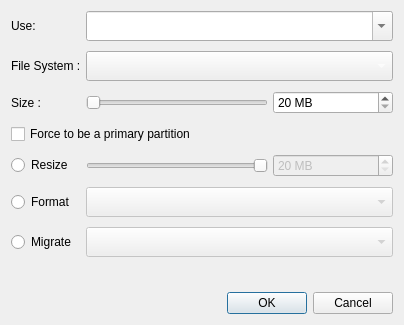
This is yali/gui/Ui/partition.ui in dadas45li/yali as Qt 5 draws it before an edit. The edited form follows.
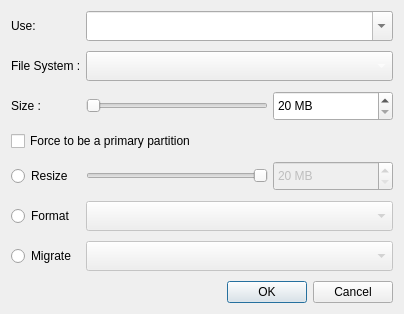
This is the edited form.

Patch:
```diff
--- a/yali/gui/Ui/partition.ui
+++ b/yali/gui/Ui/partition.ui
@@ -7,7 +7,7 @@
     <x>0</x>
     <y>0</y>
     <width>404</width>
-    <height>325</height>
+    <height>314</height>
    </rect>
   </property>
   <property name="styleSheet">
@@ -85,7 +85,7 @@
      <property name="minimumSize">
       <size>
        <width>120</width>
-       <height>0</height>
+       <height>30</height>
       </size>
      </property>
      <property name="suffix">
@@ -142,7 +142,7 @@
      <property name="minimumSize">
       <size>
        <width>120</width>
-       <height>0</height>
+       <height>30</height>
       </size>
      </property>
      <property name="suffix">
```
